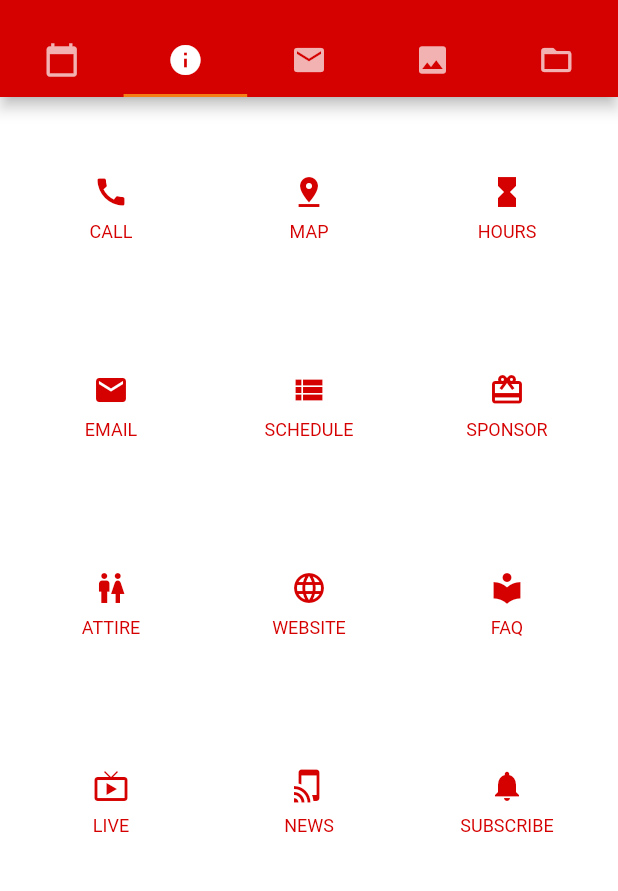
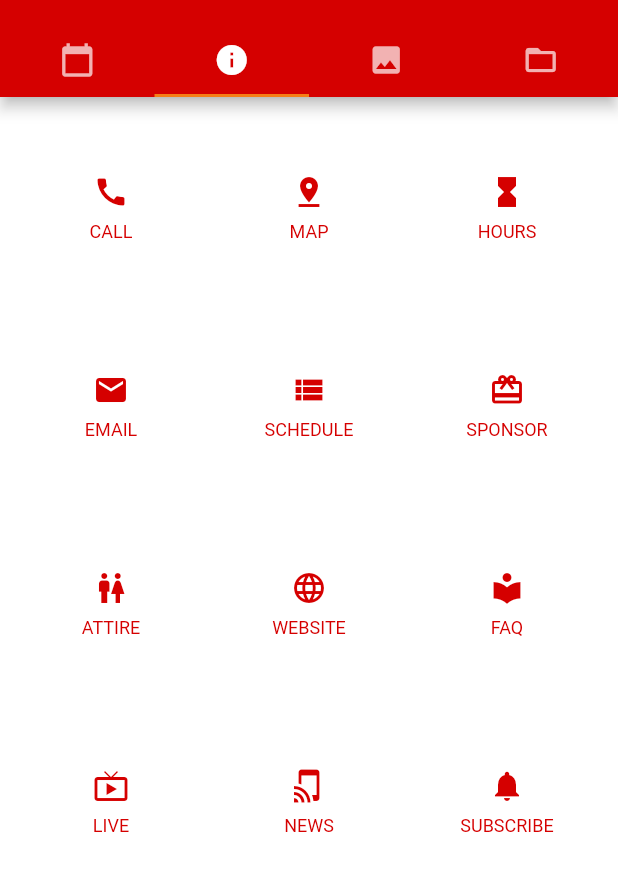
Before and after one commit to sarrangan/SVTS-Temple-App, a Flutter app: the screen it shows after launch, tab 2 chosen, on a phone screen of 412 x 824 dp, the part 59-950 px from its top. Run offline on Flutter 3.47's test engine with Material 2 defaults, Android fonts, the phone set to English and light mode, and no system bars.

Commit message:
removing email as main option

```diff
--- a/lib/main.dart
+++ b/lib/main.dart
@@ -106,14 +106,13 @@ class _MyHomePageState extends State<MyHomePage> {
     );
 
     DefaultTabController controller = DefaultTabController(
-      length: 5,
+      length: 4,
       child: Scaffold(
         appBar: AppBar(
           bottom: TabBar(
             tabs: [
               Tab(icon: Icon(Icons.calendar_today)),
               Tab(icon: Icon(Icons.info)),
-              Tab(icon: Icon(Icons.mail)),
               Tab(icon: Icon(Icons.photo)),
               Tab(icon: Icon(Icons.folder_open)),
             ],
@@ -124,7 +123,6 @@ class _MyHomePageState extends State<MyHomePage> {
           children: [
             Icon(Icons.calendar_today),
             templeInfo,
-            Icon(Icons.mail),
             Icon(Icons.photo),
             Icon(Icons.folder),
           ],
```
